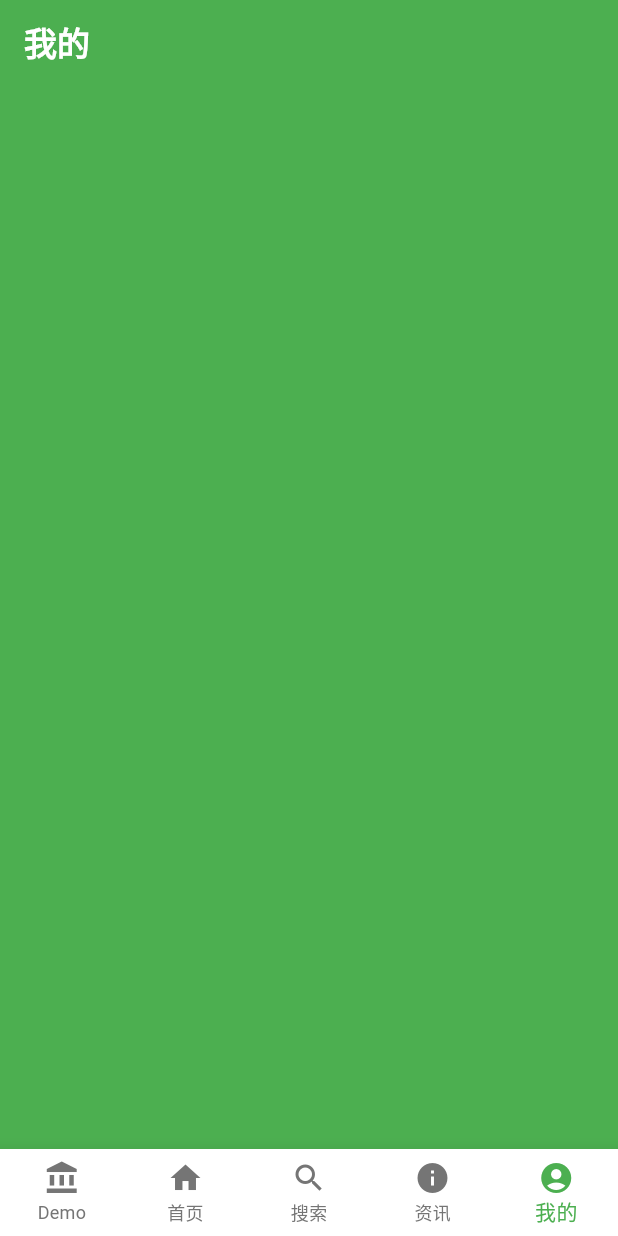
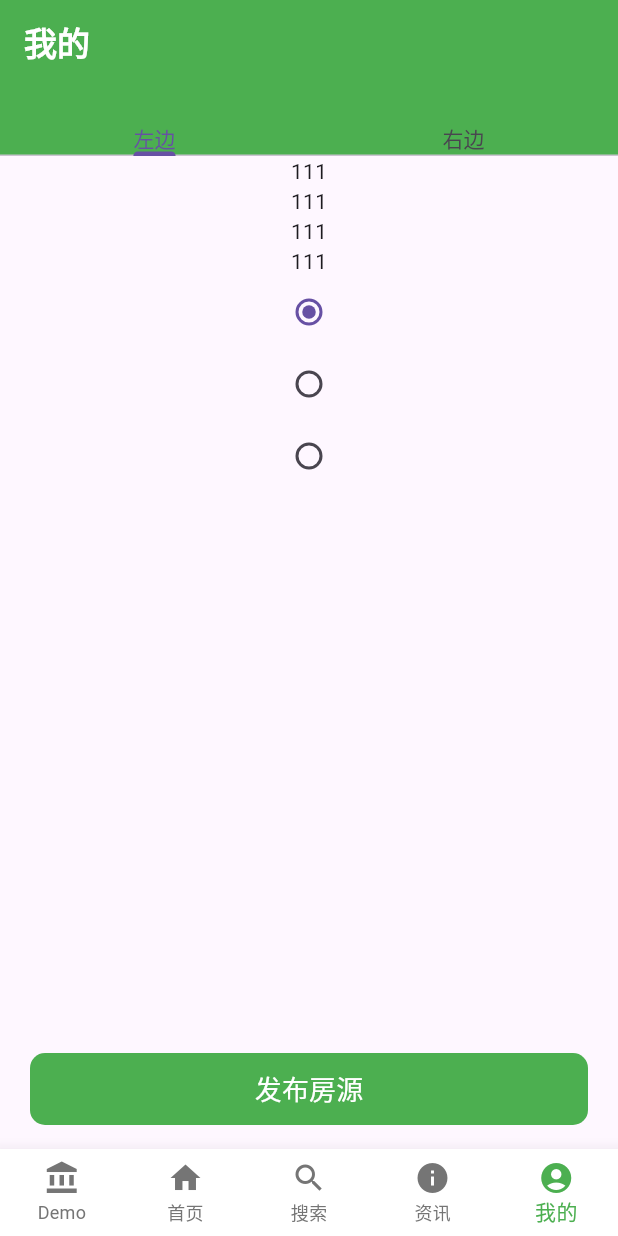
Before and after one commit to Cean08/flutter_library, a Flutter app: the screen it shows after launch, item 5 of the bottom bar chosen, on a phone screen of 412 x 824 dp. Run offline on Flutter 3.47's test engine with Material 3 defaults, Android fonts, the phone set to English and light mode, and no system bars; our stand-ins replace cached_network_image, carousel_slider, dio, equatable, file_picker, flutter_bloc and 9 more; missing offline and left inert: flutter_reactive_ble; accounts and stored records are empty; network calls fail.

Commit message:
单状态管理实现示例

```diff
--- a/lib/library/router/app_router.dart
+++ b/lib/library/router/app_router.dart
@@ -38,13 +38,13 @@ final _publicRoutes = {
 // 定义路由表和extra参数
 _routes() {
   return {
-    PagePath.home: (context, state) => TabBarPage(index: 0),
-    PagePath.login: (context, state) => LoginPage(),
-    PagePath.register: (context, state) => RegisterPage(),
+    PagePath.home: (context, state) => const TabBarPage(index: 0),
+    PagePath.login: (context, state) => const LoginPage(),
+    PagePath.register: (context, state) => const RegisterPage(),
     PagePath.roomDetail: (context, state) => RoomDetail(roomId: state.extra),
-    PagePath.provider: (context, state) => ProviderDemo(),
-    PagePath.repaint: (context, state) => RepaintDemo(),
-    PagePath.screenutil: (context, state) => ScreenutilDemo(),
+    PagePath.provider: (context, state) => const ProviderDemo(),
+    PagePath.repaint: (context, state) => const RepaintDemo(),
+    PagePath.screenutil: (context, state) => const ScreenutilDemo(),
     // PagePath.webview: (context, state) => WebViewPage(
     //   url: state.extra,
     //   title: AppRouter.getParam(context, 'title'),
@@ -87,7 +87,7 @@ class AppRouter {
           redirect ??
           (context, state) {
             // 未登录处理
-            final isLoggedIn= true; // authService.isLoggedIn;
+            final isLoggedIn = true; // authService.isLoggedIn;
 
             // 不需要登录拦截的公开路由
             final isPublicRoute = _publicRoutes.contains(state.fullPath);
--- a/lib/pages/demo/screenutil_demo.dart
+++ b/lib/pages/demo/screenutil_demo.dart
@@ -8,7 +8,8 @@ class ScreenutilDemo extends StatelessWidget {
   Widget build(BuildContext context) {
     return ScreenUtilInit(
       // 设计稿尺寸 (单位: dp)
-      designSize: const Size(375, 812), // iPhone 13 尺寸
+      designSize: const Size(375, 812),
+      // iPhone 13 尺寸
       // 是否根据宽度/高度中的最小值适配文字
       minTextAdapt: true,
       // 分屏模式适配
@@ -16,13 +17,12 @@ class ScreenutilDemo extends StatelessWidget {
 
       // 构建器
       builder: (context, child) {
-        return MaterialApp(
-          title: '屏幕适配示例',
-          theme: ThemeData(
-            primarySwatch: Colors.blue,
-          ),
-          home: child,
-        );
+        // return MaterialApp(
+        //   title: '屏幕适配示例',
+        //   theme: ThemeData(primarySwatch: Colors.blue),
+        //   home: child,
+        // );
+        return Container(child: child);
       },
       child: const ScreenutilPage(),
     );
@@ -56,7 +56,6 @@ class ScreenutilPage extends StatelessWidget {
             _buildSizeAdaptationExample(),
 
             SizedBox(height: 20.h), // 使用 .h 适配高度
-
             // 2. 间距适配示例
             _buildSpacingAdaptationExample(),
 
@@ -87,39 +86,34 @@ class ScreenutilPage extends StatelessWidget {
       children: [
         Text(
           '1. 尺寸适配',
-          style: TextStyle(
-            fontSize: 16.sp,
-            fontWeight: FontWeight.bold,
-          ),
+          style: TextStyle(fontSize: 16.sp, fontWeight: FontWeight.bold),
         ),
         SizedBox(height: 10.h),
         Row(
           children: [
             Container(
-              width: 100.w,  // 设计稿中 100dp 的宽度
-              height: 60.h,  // 设计稿中 60dp 的高度
+              width: 100.w,
+              // 设计稿中 100dp 的宽度
+              height: 60.h,
+              // 设计稿中 60dp 的高度
               color: Colors.blue,
               alignment: Alignment.center,
               child: Text(
                 '100×60',
-                style: TextStyle(
-                  fontSize: 12.sp,
-                  color: Colors.white,
-                ),
+                style: TextStyle(fontSize: 12.sp, color: Colors.white),
               ),
             ),
             SizedBox(width: 10.w),
             Container(
-              width: 150.w, // 设计稿中 150dp 的宽度
-              height: 80.h, // 设计稿中 80dp 的高度
+              width: 150.w,
+              // 设计稿中 150dp 的宽度
+              height: 80.h,
+              // 设计稿中 80dp 的高度
               color: Colors.green,
               alignment: Alignment.center,
               child: Text(
                 '150×80',
-                style: TextStyle(
-                  fontSize: 12.sp,
-                  color: Colors.white,
-                ),
+                style: TextStyle(fontSize: 12.sp, color: Colors.white),
               ),
             ),
           ],
@@ -148,16 +142,13 @@ class ScreenutilPage extends StatelessWidget {
       children: [
         Text(
           '2. 间距适配',
-          style: TextStyle(
-            fontSize: 16.sp,
-            fontWeight: FontWeight.bold,
-          ),
+          style: TextStyle(fontSize: 16.sp, fontWeight: FontWeight.bold),
         ),
         SizedBox(height: 10.h),
         Container(
           padding: EdgeInsets.symmetric(
             horizontal: 20.w, // 水平方向 20dp
-            vertical: 15.h,   // 垂直方向 15dp
+            vertical: 15.h, // 垂直方向 15dp
           ),
           decoration: BoxDecoration(
             color: Colors.orange[100],
@@ -189,11 +180,7 @@ class ScreenutilPage extends StatelessWidget {
   }
 
   Widget _buildSpacingBox(Color color) {
-    return Container(
-      width: 50.w,
-      height: 50.h,
-      color: color,
-    );
+    return Container(width: 50.w, height: 50.h, color: color);
   }
 
   // 字体适配示例组件
@@ -203,10 +190,7 @@ class ScreenutilPage extends StatelessWidget {
       children: [
         Text(
           '3. 字体大小适配',
-          style: TextStyle(
-            fontSize: 16.sp,
-            fontWeight: FontWeight.bold,
-          ),
+          style: TextStyle(fontSize: 16.sp, fontWeight: FontWeight.bold),
         ),
         SizedBox(height: 10.h),
         Container(
@@ -271,10 +255,7 @@ class ScreenutilPage extends StatelessWidget {
       children: [
         Text(
           '4. 圆角边框适配',
-          style: TextStyle(
-            fontSize: 16.sp,
-            fontWeight: FontWeight.bold,
-          ),
+          style: TextStyle(fontSize: 16.sp, fontWeight: FontWeight.bold),
         ),
         SizedBox(height: 10.h),
         Row(
@@ -308,11 +289,7 @@ class ScreenutilPage extends StatelessWidget {
                   width: 1.w, // 边框宽度适配
                 ),
               ),
-              child: Icon(
-                Icons.favorite,
-                size: 24.r,
-                color: Colors.teal,
-              ),
+              child: Icon(Icons.favorite, size: 24.r, color: Colors.teal),
             ),
             Container(
               width: 80.w,
@@ -325,11 +302,7 @@ class ScreenutilPage extends StatelessWidget {
                   width: 3.w, // 边框宽度适配
                 ),
               ),
-              child: Icon(
-                Icons.thumb_up,
-                size: 24.r,
-                color: Colors.pink,
-              ),
+              child: Icon(Icons.thumb_up, size: 24.r, color: Colors.pink),
             ),
           ],
         ),
@@ -353,10 +326,7 @@ class ScreenutilPage extends StatelessWidget {
       children: [
         Text(
           '5. 响应式布局',
-          style: TextStyle(
-            fontSize: 16.sp,
-            fontWeight: FontWeight.bold,
-          ),
+          style: TextStyle(fontSize: 16.sp, fontWeight: FontWeight.bold),
         ),
         SizedBox(height: 10.h),
 
@@ -372,10 +342,7 @@ class ScreenutilPage extends StatelessWidget {
             children: [
               Text(
                 '屏幕信息:',
-                style: TextStyle(
-                  fontSize: 14.sp,
-                  fontWeight: FontWeight.w600,
-                ),
+                style: TextStyle(fontSize: 14.sp, fontWeight: FontWeight.w600),
               ),
               SizedBox(height: 8.h),
               Text('屏幕宽度: ${screenUtil.screenWidth}px'),
@@ -398,7 +365,8 @@ class ScreenutilPage extends StatelessWidget {
           crossAxisCount: 2,
           crossAxisSpacing: 10.w,
           mainAxisSpacing: 10.h,
-          childAspectRatio: 1.5, // 宽高比
+          childAspectRatio: 1.5,
+          // 宽高比
           children: List.generate(4, (index) {
             return Container(
               decoration: BoxDecoration(
@@ -417,11 +385,14 @@ class ScreenutilPage extends StatelessWidget {
             );
           }),
         ),
+
+        SizedBox(height: 15.h),
+        Text('注意事项'),
+        ImportantNotes(),
       ],
     );
   }
 }
-
 
 ///ScreenUtil 正确使用方法
 // 在任意地方使用 ScreenUtil 的方法
@@ -431,38 +402,34 @@ class UtilsExample {
     final screenUtil = ScreenUtil();
 
     // 尺寸适配方法
-    double width = 100.w;    // 宽度适配: 设计稿 100dp → 实际宽度
-    double height = 50.h;    // 高度适配: 设计稿 50dp → 实际高度
-    double radius = 8.r;     // 圆角适配: 设计稿 8dp → 实际圆角
+    double width = 100.w; // 宽度适配: 设计稿 100dp → 实际宽度
+    double height = 50.h; // 高度适配: 设计稿 50dp → 实际高度
+    double radius = 8.r; // 圆角适配: 设计稿 8dp → 实际圆角
     double fontSize = 16.sp; // 字体适配: 设计稿 16dp → 实际字体大小
 
     // 获取屏幕信息
-    double screenWidth = screenUtil.screenWidth;     // 屏幕宽度
-    double screenHeight = screenUtil.screenHeight;   // 屏幕高度
-    double pixelRatio = screenUtil.pixelRatio as double;       // 设备像素比
-    double scaleWidth = screenUtil.scaleWidth;       // 宽度缩放比例
-    double scaleHeight = screenUtil.scaleHeight;     // 高度缩放比例
+    double screenWidth = screenUtil.screenWidth; // 屏幕宽度
+    double screenHeight = screenUtil.screenHeight; // 屏幕高度
+    double pixelRatio = screenUtil.pixelRatio as double; // 设备像素比
+    double scaleWidth = screenUtil.scaleWidth; // 宽度缩放比例
+    double scaleHeight = screenUtil.scaleHeight; // 高度缩放比例
 
     // 安全区域
     double statusBarHeight = screenUtil.statusBarHeight; // 状态栏高度
     double bottomBarHeight = screenUtil.bottomBarHeight; // 底部安全区域高度
 
     // 尺寸转换方法 (可选，直接使用扩展更简洁)
-    double actualWidth = screenUtil.setWidth(100);   // 同 100.w
-    double actualHeight = screenUtil.setHeight(50);  // 同 50.h
-    double actualSp = screenUtil.setSp(16);          // 同 16.sp
-    double radius2 = screenUtil.radius(8);           // 同 8.r
+    double actualWidth = screenUtil.setWidth(100); // 同 100.w
+    double actualHeight = screenUtil.setHeight(50); // 同 50.h
+    double actualSp = screenUtil.setSp(16); // 同 16.sp
+    double radius2 = screenUtil.radius(8); // 同 8.r
   }
 }
 
 class ImportantNotes extends StatelessWidget {
   @override
   Widget build(BuildContext context) {
-    return Scaffold(
-      appBar: AppBar(
-        title: Text('注意事项'),
-      ),
-      body: Padding(
+    return Padding(
       padding: EdgeInsets.all(16.r),
       child: Column(
         crossAxisAlignment: CrossAxisAlignment.start,
@@ -483,7 +450,6 @@ class ImportantNotes extends StatelessWidget {
           _buildNoteItem('9. ssp 已废弃，统一使用 sp 进行字体适配'),
         ],
       ),
-      ),
     );
   }
 
@@ -496,10 +462,7 @@ class ImportantNotes extends StatelessWidget {
           Icon(Icons.circle, size: 8.r),
           SizedBox(width: 8.w),
           Expanded(
-            child: Text(
-              text,
-              style: TextStyle(fontSize: 14.sp),
-            ),
+            child: Text(text, style: TextStyle(fontSize: 14.sp)),
           ),
         ],
       ),
--- a/lib/pages/mine/mine_page.dart
+++ b/lib/pages/mine/mine_page.dart
@@ -1,22 +1,105 @@
 import 'package:flutter/material.dart';
 import 'package:flutter_library/widgets/page_content.dart';
+import 'package:provider/provider.dart';
 
-class MinePage extends StatelessWidget {
+class MinePage extends StatefulWidget {
   const MinePage({super.key});
+
+  @override
+  State<MinePage> createState() => _MinePageState();
+}
+
+class _MinePageState extends State<MinePage> {
   @override
   Widget build(BuildContext context) {
-    return Scaffold(
+    return ChangeNotifierProvider(
+      create: (BuildContext context) => RadioModel(),
+      child: DefaultTabController(
+        length: 2,
+        // animationDuration: Duration(seconds: 2),
+        child: Scaffold(
+          floatingActionButtonLocation:
+              FloatingActionButtonLocation.centerFloat,
+          floatingActionButton: Container(
+            decoration: BoxDecoration(
+              color: Colors.green,
+              borderRadius: BorderRadius.circular(10),
+            ),
+            margin: EdgeInsets.only(left: 20, right: 20),
+            width: double.infinity,
+            child: TextButton(
+              onPressed: () {},
+              child: Text(
+                '发布房源',
+                style: TextStyle(color: Colors.white, fontSize: 18),
+              ),
+            ),
+          ),
           appBar: AppBar(
             elevation: 0, //导航下面的分割线
             title: Text(
               '我的',
-          style: TextStyle(color: Colors.white, fontWeight: FontWeight.w800),
+              style: TextStyle(
+                color: Colors.white,
+                fontWeight: FontWeight.w800,
+              ),
             ),
             surfaceTintColor: Colors.white,
+            bottom: TabBar(tabs: [Text("左边"), Text("右边")]),
           ),
-      body: Container(
-        decoration: BoxDecoration(color: Colors.green),
+          body: TabBarView(
+            children: [
+              Consumer<RadioModel>(
+                builder: (context, radioModel, child) {
+                  return Column(
+                    children: [
+                      Text("111"),
+                      Text("111"),
+                      Text("111"),
+                      Text("111"),
+                      Radio(
+                        value: 'option1',
+                        groupValue: radioModel.selectedValue,
+                        onChanged: (value) {
+                          radioModel.setSelectedValue(value!);
+                        },
+                      ),
+                      Radio(
+                        value: 'option2',
+                        groupValue: radioModel.selectedValue,
+                        onChanged: (value) {
+                          radioModel.setSelectedValue(value!);
+                        },
+                      ),
+                      Radio(
+                        value: 'option3',
+                        groupValue: radioModel.selectedValue,
+                        onChanged: (value) {
+                          radioModel.setSelectedValue(value!);
+                        },
+                      ),
+                    ],
+                  );
+                },
+              ),
+              Column(
+                children: [Text("222"), Text("222"), Text("222"), Text("222")],
+              ),
+            ],
+          ),
+        ),
       ),
     );
   }
 }
+
+class RadioModel with ChangeNotifier {
+  String _selectedValue = 'option1';
+
+  String get selectedValue => _selectedValue;
+
+  void setSelectedValue(String value) {
+    _selectedValue = value;
+    notifyListeners();
+  }
+}
```
Lines whose indentation alone changed are shown as unchanged.
